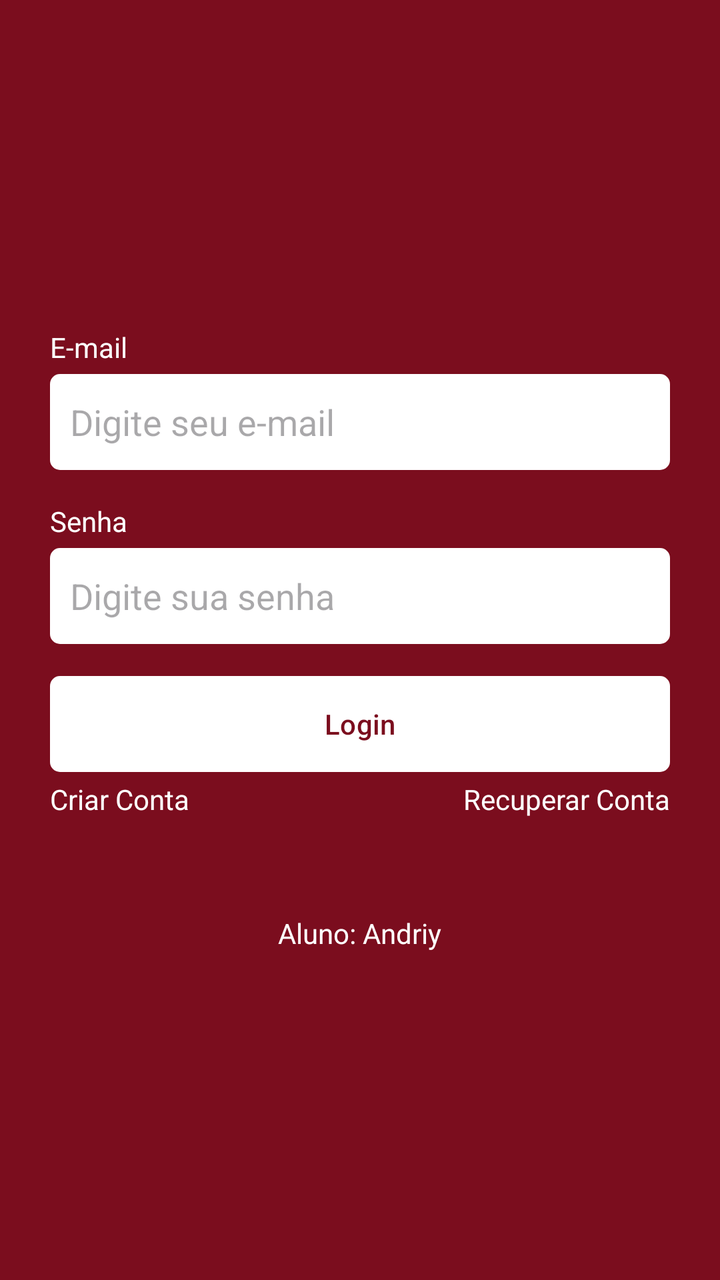
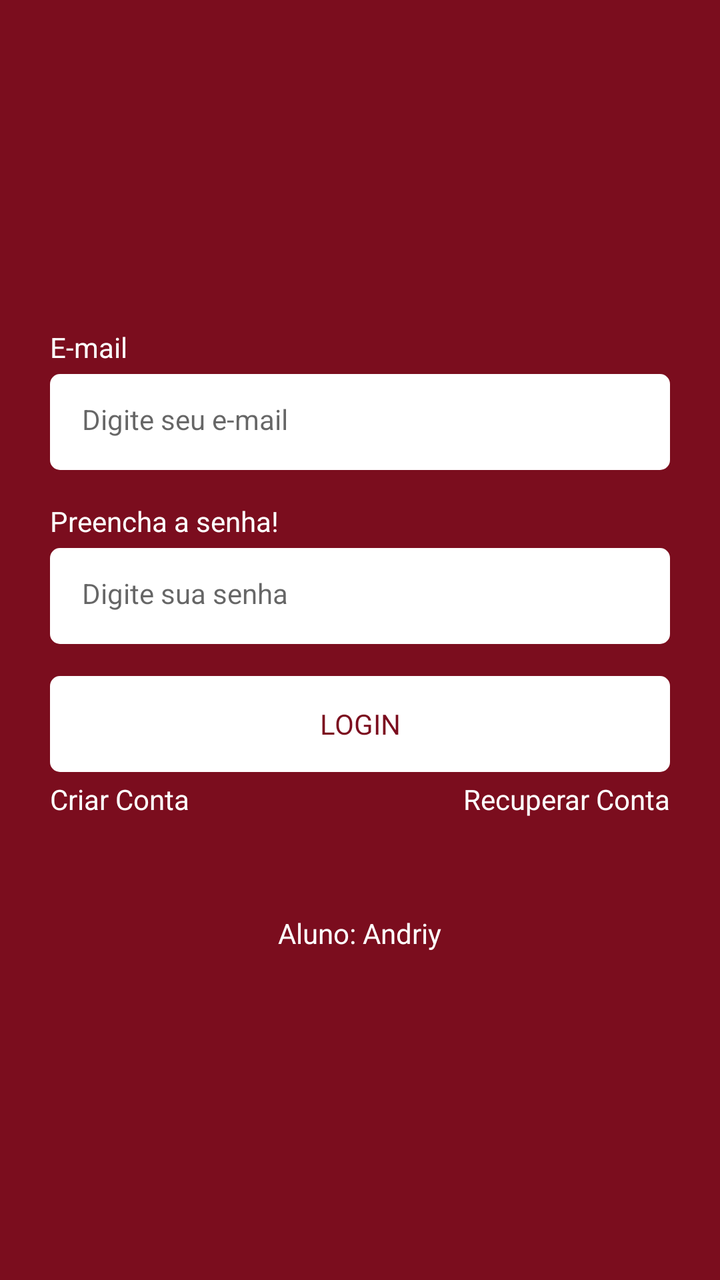

Before-and-after screenshots of an Android layout around one commit, followed by the original layout XML and the change that was made.
<!-- AndroidManifest.xml: application theme Theme.Exercicio4 -->
<!-- res/layout/fragment_login.xml -->
<?xml version="1.0" encoding="utf-8"?>
<androidx.constraintlayout.widget.ConstraintLayout xmlns:android="http://schemas.android.com/apk/res/android"
    xmlns:app="http://schemas.android.com/apk/res-auto"
    xmlns:tools="http://schemas.android.com/tools"
    android:layout_width="match_parent"
    android:layout_height="match_parent"
    tools:context=".ui.auth.LoginFragment">

    <LinearLayout
        android:id="@+id/linearlayout"
        android:layout_width="0dp"
        android:layout_height="wrap_content"
        app:layout_constraintBottom_toBottomOf="parent"
        app:layout_constraintEnd_toEndOf="parent"
        app:layout_constraintStart_toStartOf="parent"
        app:layout_constraintTop_toTopOf="parent"
        android:orientation="vertical"
        android:layout_marginHorizontal="25dp">

        <TextView
            android:layout_width="wrap_content"
            android:layout_height="wrap_content"
            android:text="E-mail"
            android:textColor="@color/white"/>

        <EditText
            android:layout_width="match_parent"
            android:layout_height="48dp"
            android:hint="Digite seu e-mail"
            android:inputType="textEmailAddress"
            android:padding="10dp"
            android:layout_marginTop="4dp"
            android:background="@drawable/bg_edit_text"/>

        <TextView
            android:layout_width="wrap_content"
            android:layout_height="wrap_content"
            android:text="Senha"
            android:textColor="@color/white"
            android:layout_marginTop="16dp"/>

        <EditText
            android:layout_width="match_parent"
            android:layout_height="48dp"
            android:inputType="textPassword"
            android:hint="Digite sua senha"
            android:padding="10dp"
            android:layout_marginTop="4dp"
            android:background="@drawable/bg_edit_text"/>


        <com.google.android.material.button.MaterialButton
            android:layout_width="match_parent"
            android:layout_height="wrap_content"
            android:id="@+id/buttonLogin"
            android:text="Login"
            android:textColor="@color/color_default"
            app:backgroundTint="@null"
            android:background="@drawable/bg_btn"
            android:layout_marginTop="16dp"/>

        <LinearLayout
            android:layout_width="match_parent"
            android:layout_height="wrap_content"
            android:orientation="horizontal"
            android:layout_marginTop="4dp">

            <TextView
                android:id="@+id/btnRegister"
                android:layout_width="wrap_content"
                android:layout_height="wrap_content"
                android:text="Criar Conta"
                android:layout_weight="1"
                android:textAlignment="textStart"
                android:textColor="@color/white"/>

            <TextView
                android:id="@+id/btnRecover"
                android:layout_width="wrap_content"
                android:layout_height="wrap_content"
                android:text="Recuperar Conta"
                android:layout_weight="1"
                android:textAlignment="textEnd"
                android:textColor="@color/white"/>
        </LinearLayout>

        <ProgressBar
            android:layout_width="wrap_content"
            android:layout_height="wrap_content"
            android:indeterminateTint="@color/white"
            android:layout_gravity="center"
            tools:visibility="visible"
            android:visibility="invisible"/>

        <TextView
            android:id="@+id/textView"
            android:layout_width="wrap_content"
            android:layout_height="wrap_content"
            android:layout_weight="1"
            android:text="Aluno: Andriy"
            android:layout_gravity="center"
            android:textColor="@color/white"/>
    </LinearLayout>



</androidx.constraintlayout.widget.ConstraintLayout>
<!-- resources referenced by this layout -->
<resources>
  <color name="color_default">#7B0D1E</color>.
  <color name="white">#FFFFFFFF</color>
  <!-- drawable bg_btn (drawable) -->
  <?xml version="1.0" encoding="utf-8"?>
  <shape xmlns:android="http://schemas.android.com/apk/res/android"
      android:shape="rectangle">
  
      <solid android:color="@color/white" />
      <corners android:radius="5dp" />
  
  </shape>
  <!-- drawable bg_edit_text (drawable) -->
  <?xml version="1.0" encoding="utf-8"?>
  <shape xmlns:android="http://schemas.android.com/apk/res/android"
      android:shape="rectangle">
  
      <solid android:color="@color/white"  />
      <corners android:radius="5dp"  />
  </shape>
  <style name="Theme.Exercicio4" parent="Base.Theme.Exercicio4" />
  <style name="Base.Theme.Exercicio4" parent="Theme.Material3.DayNight.NoActionBar">
          
          <item name="colorPrimary">@color/color_default</item>
          <item name="colorPrimaryVariant">@color/color_default</item>
          <item name="android:windowBackground">@color/color_default</item>
      </style>
</resources>

<!-- the commit's change to res/layout/fragment_login.xml (unified diff, before → after) -->
@@ -20,43 +20,43 @@
         <TextView
             android:layout_width="wrap_content"
             android:layout_height="wrap_content"
-            android:text="E-mail"
+            android:text="@string/email_text"
             android:textColor="@color/white"/>
 
         <EditText
             android:layout_width="match_parent"
+            android:id="@+id/edittextEmail"
+            style="@style/EditTextTheme"
             android:layout_height="48dp"
-            android:hint="Digite seu e-mail"
+            android:hint="@string/hint_edit_email"
             android:inputType="textEmailAddress"
-            android:padding="10dp"
-            android:layout_marginTop="4dp"
-            android:background="@drawable/bg_edit_text"/>
+            android:layout_marginTop="4dp" />
 
         <TextView
             android:layout_width="wrap_content"
             android:layout_height="wrap_content"
-            android:text="Senha"
+            android:text="@string/password_empty"
             android:textColor="@color/white"
             android:layout_marginTop="16dp"/>
 
         <EditText
             android:layout_width="match_parent"
+            android:id="@+id/edittextSenha"
+            style="@style/EditTextTheme"
             android:layout_height="48dp"
             android:inputType="textPassword"
-            android:hint="Digite sua senha"
-            android:padding="10dp"
+            android:hint="@string/hint_edit_password"
             android:layout_marginTop="4dp"
-            android:background="@drawable/bg_edit_text"/>
+            />
 
 
         <com.google.android.material.button.MaterialButton
             android:layout_width="match_parent"
             android:layout_height="wrap_content"
             android:id="@+id/buttonLogin"
-            android:text="Login"
-            android:textColor="@color/color_default"
+            style="@style/ButtonTheme"
+            android:text="LOGIN"
             app:backgroundTint="@null"
-            android:background="@drawable/bg_btn"
             android:layout_marginTop="16dp"/>
 
         <LinearLayout
<!-- resource entries referenced after the edit -->
@@ -2,6 +2,21 @@
 <resources>
   <color name="color_default">#7B0D1E</color>.
   <color name="white">#FFFFFFFF</color>
+  <string name="email_text">E-mail</string>
+  <string name="hint_edit_email">Digite seu e-mail</string>
+  <string name="hint_edit_password">Digite sua senha</string>
+  <string name="password_empty">Preencha a senha!</string>
+  <style name="ButtonTheme" parent="Theme.MaterialComponents.DayNight.NoActionBar">
+          <item name="android:background">@drawable/bg_btn</item>
+          <item name="android:textAllCaps">false</item>
+          <item name="android:textColor">@color/color_default</item>
+          <item name="backgroundTint">@null</item>
+      </style>
+  <style name="EditTextTheme" parent="Theme.MaterialComponents.DayNight.NoActionBar">
+          <item name="android:background">@drawable/bg_edit_text</item>
+          <item name="android:padding">16dp</item>
+          <item name="android:textSize">14sp</item>
+      </style>
   <!-- drawable bg_btn (drawable) -->
   <?xml version="1.0" encoding="utf-8"?>
   <shape xmlns:android="http://schemas.android.com/apk/res/android"
